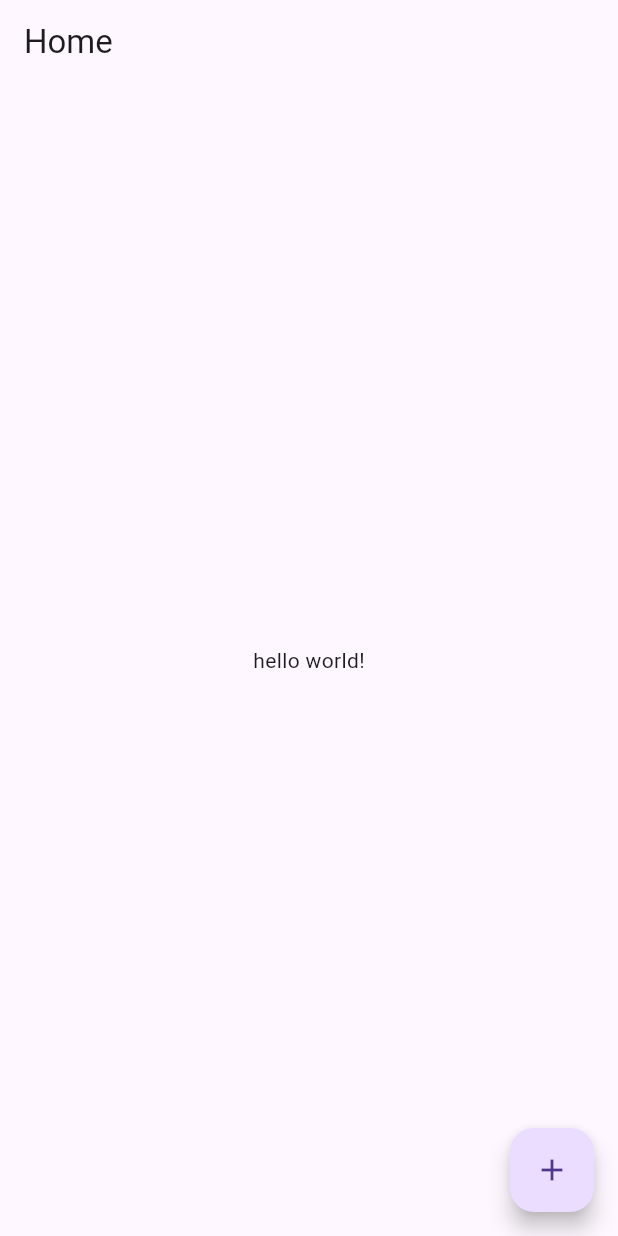
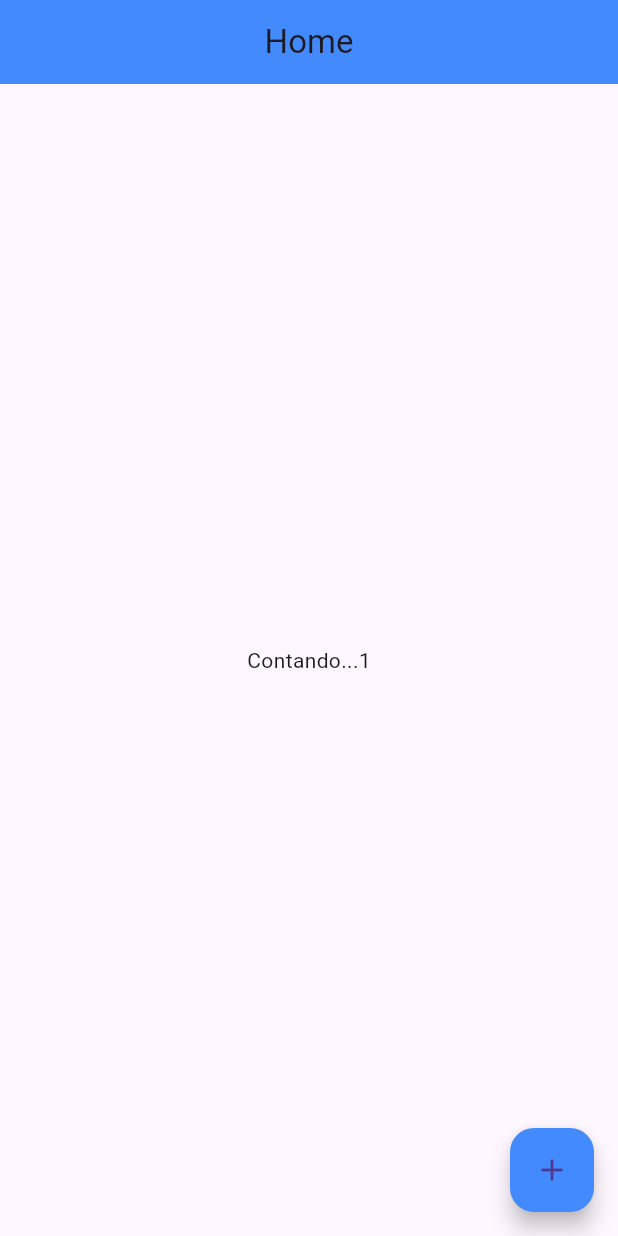
Before and after one commit to Joao-Victor-RVG/Plano-de-Desenvolvimento-Individual-Peki-Code, a Flutter app: the screen it shows after launch, after a tap on the "add" icon, on a phone screen of 412 x 824 dp. Run offline on Flutter 3.47's test engine with Material 3 defaults, Android fonts, the phone set to English and light mode, and no system bars.

Commit message:
Feat:(PDI Complete)

```diff
--- /dev/null
+++ b/Hello World!/flutter_application_1/lib/home_controller.dart
@@ -0,0 +1,22 @@
+import 'package:flutter/material.dart';
+import 'package:flutter/cupertino.dart';
+
+class HomeController extends InheritedNotifier<ValueNotifier<int>>{
+  HomeController ({Key? key, required Widget child}):
+  super(
+    key: key,
+    child: child,
+    notifier: ValueNotifier(0),
+  );
+
+  static HomeController of(BuildContext context){
+    return context.dependOnInheritedWidgetOfExactType<HomeController>()!;
+  }
+
+  int get value => notifier!.value;
+
+  increment(){
+    notifier!.value++;
+  }
+
+}
--- /dev/null
+++ b/Hello World!/flutter_application_1/lib/homepage.dart
@@ -0,0 +1,28 @@
+import 'package:flutter/material.dart';
+import 'package:flutter_application_1/home_controller.dart';
+
+class HomePage extends StatelessWidget {
+  const HomePage({Key? key}) : super(key: key);
+
+  @override
+  Widget build(BuildContext context) {
+    var controller = HomeController.of(context);
+
+    return Scaffold(
+      appBar: AppBar(
+        title: Text('Home'),
+        centerTitle: true,
+        backgroundColor: Colors.blueAccent,
+      ),
+      body: Center(
+        child: Text('Contando...${controller.value}'),
+      ),
+      floatingActionButton: FloatingActionButton(
+          backgroundColor: Colors.blueAccent,
+          child: Icon(Icons.add),
+          onPressed: () {
+            controller.increment();
+          }),
+    );
+  }
+}
--- a/Hello World!/flutter_application_1/lib/main.dart
+++ b/Hello World!/flutter_application_1/lib/main.dart
@@ -1,43 +1,7 @@
 import 'package:flutter/material.dart';
+import 'package:flutter_application_1/myapp.dart';
+
 
 void main(){
-
-runApp(MyApp());
+  runApp(MyApp());
 }
-
-class MyApp extends StatelessWidget{
-  @override
-  Widget build(BuildContext context) {
-    return MaterialApp(
-      home: HomePage(),
-    );
-
-
-
-    throw UnimplementedError();
-  }
-
-
-}
-
-class HomePage extends StatelessWidget{
-  const HomePage({super.key});
-
-  @override
-  Widget build(BuildContext context) {
-    return Scaffold(
-      appBar: AppBar(
-        title: Text("Home"),
-      ),
-      body: Center(
-          child: Text("hello world!")
-    ),
-    floatingActionButton: FloatingActionButton(
-      child: Icon(Icons.add),
-      onPressed: () {
-        print("Clicou");
-      },
-    ),
-    );
-  }
-}
--- /dev/null
+++ b/Hello World!/flutter_application_1/lib/myapp.dart
@@ -0,0 +1,16 @@
+import 'package:flutter/material.dart';
+import 'package:flutter_application_1/home_controller.dart';
+import 'package:flutter_application_1/homepage.dart';
+
+class MyApp extends StatelessWidget {
+  const MyApp({Key? key}) : super(key: key);
+
+  @override
+  Widget build(BuildContext context) {
+    return MaterialApp(
+      home: HomeController(
+        child: HomePage(),
+      ),
+    );
+  }
+}
```
Also changed, not shown: 1 other file.
